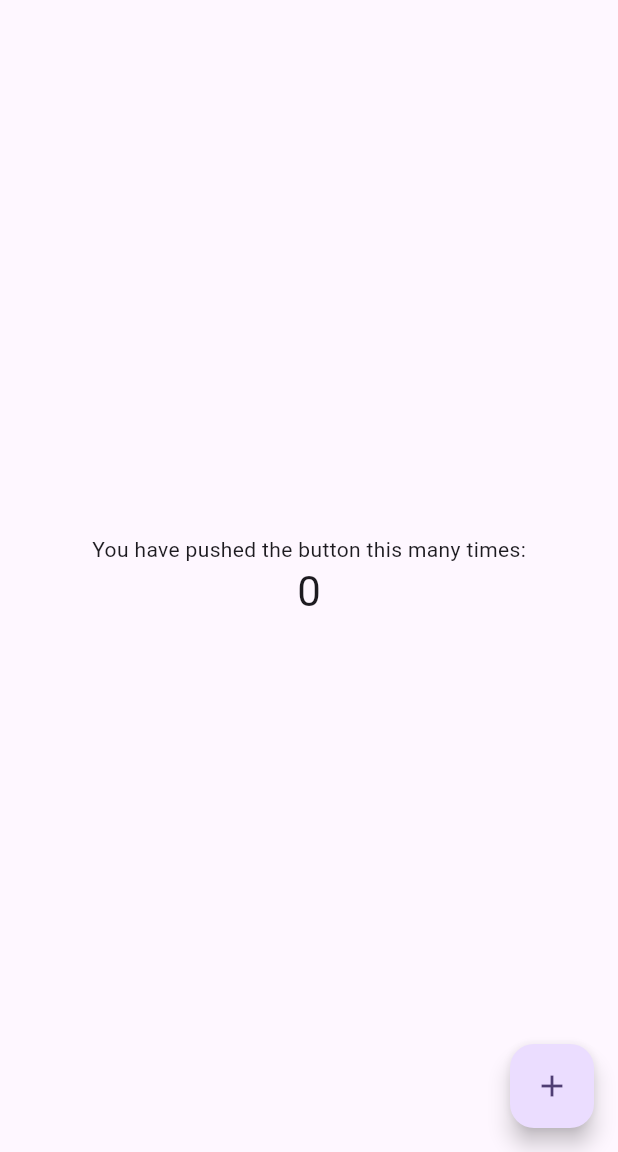
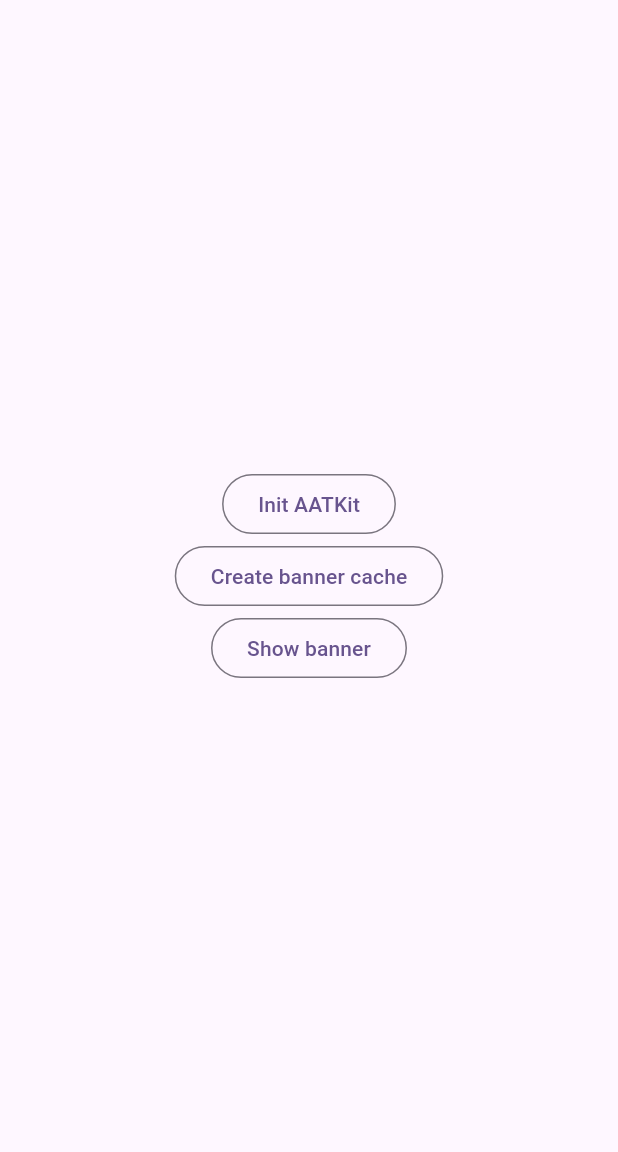
Before and after one commit to the-content-team-online/gravitetest, a Flutter app: the screen it shows after launch, on a phone screen of 412 x 824 dp, the part 84-1236 px from its top. Run offline on Flutter 3.47's test engine with Material 2 defaults, Android fonts, the phone set to English and light mode, and no system bars.

Commit message:
add banner implementation

```diff
--- a/lib/main.dart
+++ b/lib/main.dart
@@ -1,3 +1,4 @@
+import 'package:cash/pages/my_home_page.dart';
 import 'package:flutter/material.dart';
 
 void main() {
@@ -35,91 +36,3 @@ class MyApp extends StatelessWidget {
     );
   }
 }
-
-class MyHomePage extends StatefulWidget {
-  const MyHomePage({super.key, required this.title});
-
-  // This widget is the home page of your application. It is stateful, meaning
-  // that it has a State object (defined below) that contains fields that affect
-  // how it looks.
-
-  // This class is the configuration for the state. It holds the values (in this
-  // case the title) provided by the parent (in this case the App widget) and
-  // used by the build method of the State. Fields in a Widget subclass are
-  // always marked "final".
-
-  final String title;
-
-  @override
-  State<MyHomePage> createState() => _MyHomePageState();
-}
-
-class _MyHomePageState extends State<MyHomePage> {
-  int _counter = 0;
-
-  void _incrementCounter() {
-    setState(() {
-      // This call to setState tells the Flutter framework that something has
-      // changed in this State, which causes it to rerun the build method below
-      // so that the display can reflect the updated values. If we changed
-      // _counter without calling setState(), then the build method would not be
-      // called again, and so nothing would appear to happen.
-      _counter++;
-    });
-  }
-
-  @override
-  Widget build(BuildContext context) {
-    // This method is rerun every time setState is called, for instance as done
-    // by the _incrementCounter method above.
-    //
-    // The Flutter framework has been optimized to make rerunning build methods
-    // fast, so that you can just rebuild anything that needs updating rather
-    // than having to individually change instances of widgets.
-    return Scaffold(
-      appBar: AppBar(
-        // TRY THIS: Try changing the color here to a specific color (to
-        // Colors.amber, perhaps?) and trigger a hot reload to see the AppBar
-        // change color while the other colors stay the same.
-        backgroundColor: Theme.of(context).colorScheme.inversePrimary,
-        // Here we take the value from the MyHomePage object that was created by
-        // the App.build method, and use it to set our appbar title.
-        title: Text(widget.title),
-      ),
-      body: Center(
-        // Center is a layout widget. It takes a single child and positions it
-        // in the middle of the parent.
-        child: Column(
-          // Column is also a layout widget. It takes a list of children and
-          // arranges them vertically. By default, it sizes itself to fit its
-          // children horizontally, and tries to be as tall as its parent.
-          //
-          // Column has various properties to control how it sizes itself and
-          // how it positions its children. Here we use mainAxisAlignment to
-          // center the children vertically; the main axis here is the vertical
-          // axis because Columns are vertical (the cross axis would be
-          // horizontal).
-          //
-          // TRY THIS: Invoke "debug painting" (choose the "Toggle Debug Paint"
-          // action in the IDE, or press "p" in the console), to see the
-          // wireframe for each widget.
-          mainAxisAlignment: MainAxisAlignment.center,
-          children: <Widget>[
-            const Text(
-              'You have pushed the button this many times:',
-            ),
-            Text(
-              '$_counter',
-              style: Theme.of(context).textTheme.headlineMedium,
-            ),
-          ],
-        ),
-      ),
-      floatingActionButton: FloatingActionButton(
-        onPressed: _incrementCounter,
-        tooltip: 'Increment',
-        child: const Icon(Icons.add),
-      ), // This trailing comma makes auto-formatting nicer for build methods.
-    );
-  }
-}
--- /dev/null
+++ b/lib/pages/my_home_page.dart
@@ -0,0 +1,124 @@
+import 'package:cash/aatkit/aatkit_banner.dart';
+import 'package:cash/aatkit/aatkit_binding.dart';
+import 'package:flutter/material.dart';
+
+class MyHomePage extends StatefulWidget {
+  const MyHomePage({super.key, required this.title});
+
+  // This widget is the home page of your application. It is stateful, meaning
+  // that it has a State object (defined below) that contains fields that affect
+  // how it looks.
+
+  // This class is the configuration for the state. It holds the values (in this
+  // case the title) provided by the parent (in this case the App widget) and
+  // used by the build method of the State. Fields in a Widget subclass are
+  // always marked "final".
+
+  final String title;
+
+  @override
+  State<MyHomePage> createState() => _MyHomePageState();
+}
+
+class _MyHomePageState extends State<MyHomePage> {
+  static final AATKitBinding _aatKitBinding = AATKitBinding();
+  bool _showBanner = false;
+
+  @override
+  Widget build(BuildContext context) {
+    // This method is rerun every time setState is called, for instance as done
+    // by the _incrementCounter method above.
+    //
+    // The Flutter framework has been optimized to make rerunning build methods
+    // fast, so that you can just rebuild anything that needs updating rather
+    // than having to individually change instances of widgets.
+    return Scaffold(
+      appBar: AppBar(
+        // TRY THIS: Try changing the color here to a specific color (to
+        // Colors.amber, perhaps?) and trigger a hot reload to see the AppBar
+        // change color while the other colors stay the same.
+        backgroundColor: Theme.of(context).colorScheme.inversePrimary,
+        // Here we take the value from the MyHomePage object that was created by
+        // the App.build method, and use it to set our appbar title.
+        title: Text(widget.title),
+      ),
+      body: Center(
+        // Center is a layout widget. It takes a single child and positions it
+        // in the middle of the parent.
+        child: Column(
+          // Column is also a layout widget. It takes a list of children and
+          // arranges them vertically. By default, it sizes itself to fit its
+          // children horizontally, and tries to be as tall as its parent.
+          //
+          // Column has various properties to control how it sizes itself and
+          // how it positions its children. Here we use mainAxisAlignment to
+          // center the children vertically; the main axis here is the vertical
+          // axis because Columns are vertical (the cross axis would be
+          // horizontal).
+          //
+          // TRY THIS: Invoke "debug painting" (choose the "Toggle Debug Paint"
+          // action in the IDE, or press "p" in the console), to see the
+          // wireframe for each widget.
+          mainAxisAlignment: MainAxisAlignment.center,
+          children: <Widget>[
+            OutlinedButton(
+              onPressed: () {
+                _aatKitBinding
+                    .initAATKit()
+                    .then((value) => print("[DEBUG] initAATKit success"))
+                    .onError((error, stackTrace) {
+                  print("[DEBUG] initAATKit failed");
+                  print(
+                    "[DEBUG] initAATKit\nerr: $error\nstackTrace: $stackTrace",
+                  );
+                });
+              },
+              child: const Text("Init AATKit"),
+            ),
+            OutlinedButton(
+              onPressed: () {
+                _aatKitBinding
+                    .createBannerCache()
+                    .then((value) => print("[DEBUG] createBannerCache success"))
+                    .onError((error, stackTrace) {
+                  print("[DEBUG] createBannerCache failed");
+                  print(
+                    "[DEBUG] createBannerCache\nerr: $error\nstackTrace: $stackTrace",
+                  );
+                });
+              },
+              child: const Text("Create banner cache"),
+            ),
+            // if banner is SHOWN
+            if (_showBanner)
+              OutlinedButton(
+                onPressed: () {
+                  setState(() {
+                    _showBanner = false;
+                  });
+                },
+                child: const Text("Hide banner"),
+              ),
+            if (_showBanner) AATKitBanner(),
+            // if banner is NOT SHOWN
+            if (!_showBanner)
+              OutlinedButton(
+                onPressed: () {
+                  setState(() {
+                    _showBanner = true;
+                  });
+                },
+                child: const Text("Show banner"),
+              ),
+          ],
+        ),
+      ),
+    );
+  }
+
+  @override
+  void dispose() {
+    _aatKitBinding.destroyBannerCache();
+    super.dispose();
+  }
+}
```
